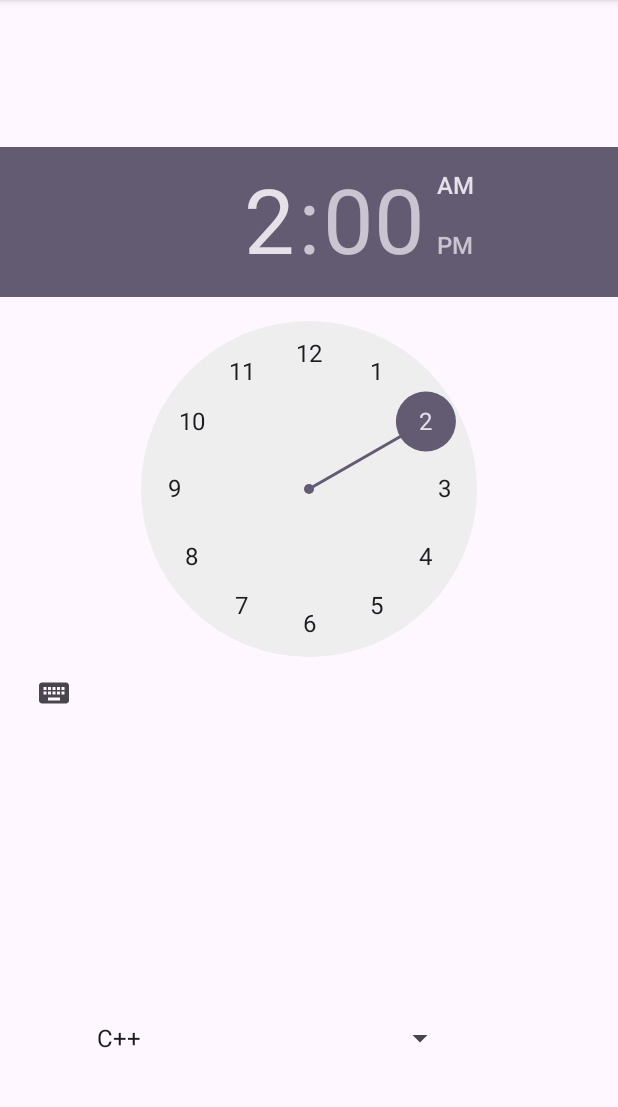
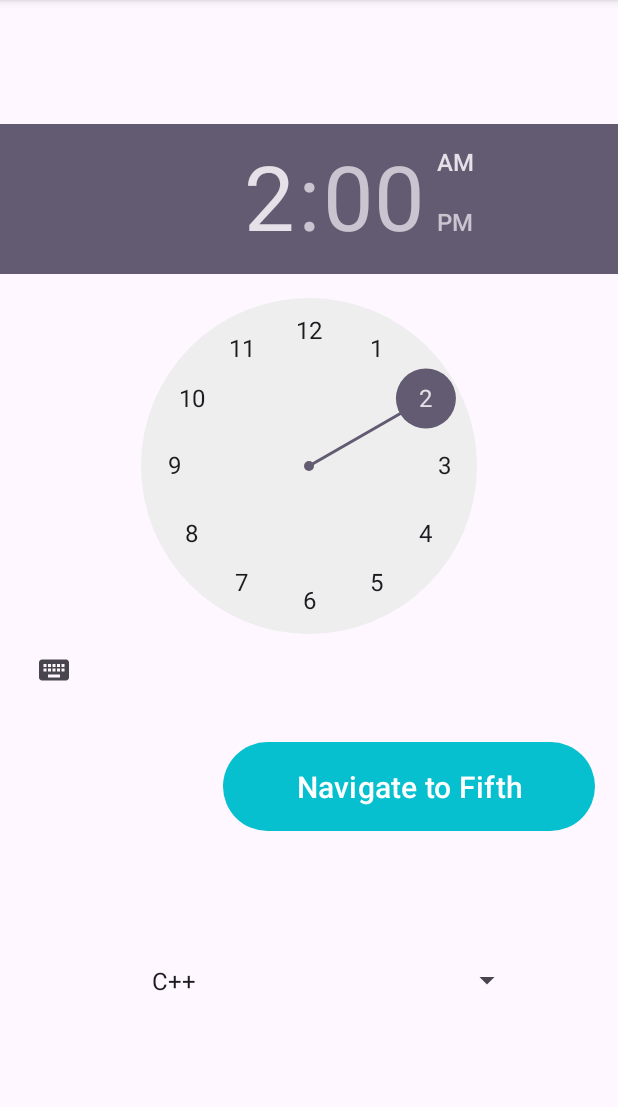
Before and after one commit to calebmortensen/CounterApp, an Android app: the FourthActivity screen opened directly, with no data from a screen before it, on a phone screen of 412 x 824 dp, the part 96-1203 px from its top. Run offline under Robolectric (Android 15) with nearby library versions, the phone set to English and light mode, and no system bars.

Commit message:
Date Picker

```diff
--- a/app/src/main/AndroidManifest.xml
+++ b/app/src/main/AndroidManifest.xml
@@ -14,6 +14,9 @@
         android:supportsRtl="true"
         android:theme="@style/Theme.CounterApp"
         tools:targetApi="31">
+        <activity
+            android:name=".FifthActivity"
+            android:exported="false" />
         <activity
             android:name=".FourthActivity"
             android:exported="false" />
--- a/app/src/main/java/com/example/counterapp/FourthActivity.java
+++ b/app/src/main/java/com/example/counterapp/FourthActivity.java
@@ -1,7 +1,10 @@
 package com.example.counterapp;
 
+import android.content.Intent;
 import android.os.Bundle;
+import android.view.View;
 import android.widget.ArrayAdapter;
+import android.widget.Button;
 import android.widget.Spinner;
 import android.widget.TimePicker;
 import android.widget.Toast;
@@ -17,6 +20,7 @@ public class FourthActivity extends AppCompatActivity {
 
   Spinner spinner;
   TimePicker timePicker;
+  Button nvgFifth;
 
 
     @Override
@@ -52,15 +56,24 @@ public class FourthActivity extends AppCompatActivity {
             @Override
             public void onTimeChanged(TimePicker view, int hourOfDay, int minute) {
                 //Handle Time Change
-                Toast.makeText(FourthActivity.this, "Hour: "+ hourOfDay+ " minute " +minute, Toast.LENGTH_LONG).show();
+                Toast.makeText(FourthActivity.this, "Hour: " + hourOfDay + " minute " + minute, Toast.LENGTH_LONG).show();
+            }
+        });
+
+        nvgFifth = findViewById(R.id.nvgFifth);
+        nvgFifth.setOnClickListener(new View.OnClickListener() {
+            @Override
+            public void onClick(View v) {
+                goToFifthActivity();
             }
         });
 
 
+    }
+    public void goToFifthActivity() {
+        Intent intent = new Intent(this, FifthActivity.class);
+        startActivity(intent);
+    }
 
 
-
-
-
-    }
 }
--- a/app/src/main/res/layout/activity_fourth.xml
+++ b/app/src/main/res/layout/activity_fourth.xml
@@ -10,26 +10,39 @@
 
     <Spinner
         android:id="@+id/spinner"
-        android:layout_width="247dp"
-        android:layout_height="0dp"
-        android:layout_marginStart="56dp"
-        android:layout_marginEnd="108dp"
-        android:layout_marginBottom="56dp"
+        android:layout_width="255dp"
+        android:layout_height="67dp"
+        android:layout_marginStart="93dp"
+        android:layout_marginEnd="64dp"
+        android:layout_marginBottom="73dp"
         app:layout_constraintBottom_toBottomOf="parent"
         app:layout_constraintEnd_toEndOf="parent"
-        app:layout_constraintHorizontal_bias="1.0"
-        app:layout_constraintStart_toStartOf="parent" />
+        app:layout_constraintStart_toStartOf="parent"
+        app:layout_constraintTop_toBottomOf="@+id/nvgFifth" />
 
     <TimePicker
         android:id="@+id/timePicker"
         android:layout_width="wrap_content"
         android:layout_height="wrap_content"
-        android:layout_marginTop="7dp"
-        android:layout_marginBottom="104dp"
+        android:layout_marginTop="83dp"
+        android:layout_marginBottom="20dp"
+        app:layout_constraintBottom_toTopOf="@+id/nvgFifth"
+        app:layout_constraintStart_toStartOf="parent"
+        app:layout_constraintTop_toTopOf="parent" />
+
+    <Button
+        android:id="@+id/nvgFifth"
+        android:layout_width="248dp"
+        android:layout_height="67dp"
+        android:layout_marginStart="149dp"
+        android:layout_marginEnd="16dp"
+        android:layout_marginBottom="62dp"
+        android:text="Navigate to Fifth"
+        android:textSize="20dp"
         app:layout_constraintBottom_toTopOf="@+id/spinner"
         app:layout_constraintEnd_toEndOf="parent"
         app:layout_constraintStart_toStartOf="parent"
-        app:layout_constraintTop_toTopOf="parent" />
+        app:layout_constraintTop_toBottomOf="@+id/timePicker" />
 
 
 </androidx.constraintlayout.widget.ConstraintLayout>
```
Also changed, not shown: app/src/main/java/com/example/counterapp/FifthActivity.java (added, +48 -0 lines), app/src/main/res/layout/activity_fifth.xml (added, +36 -0 lines), app/src/main/res/layout/activity_main.xml (+4 -3 lines).
